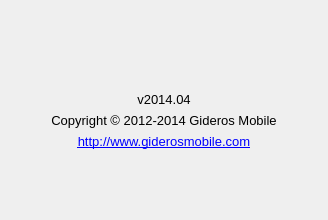
Old version of the form ui/aboutdialog.ui in the repository gideros/gideros.
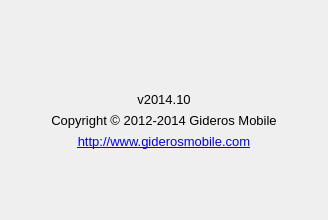
New version of the form. Icons and pictures are not drawn.

The edit to the form file:
```diff
--- a/ui/aboutdialog.ui
+++ b/ui/aboutdialog.ui
@@ -70,7 +70,7 @@
           </font>
          </property>
          <property name="text">
-          <string>v2014.04</string>
+          <string>v2014.10</string>
          </property>
          <property name="alignment">
           <set>Qt::AlignCenter</set>
```
